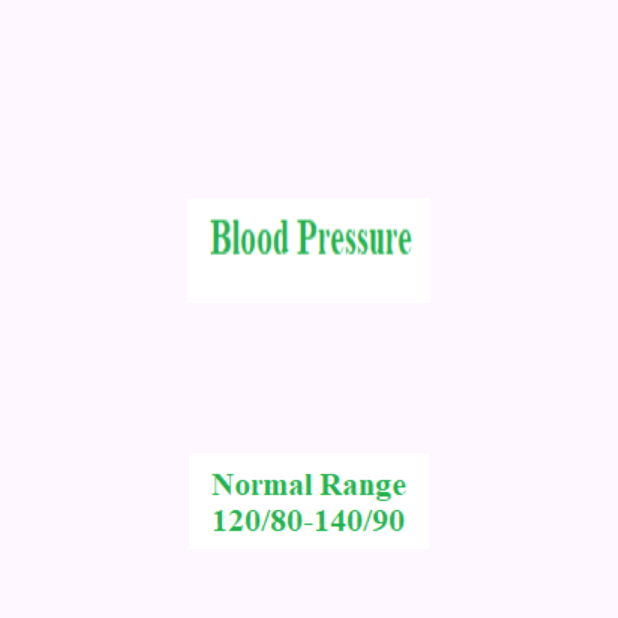
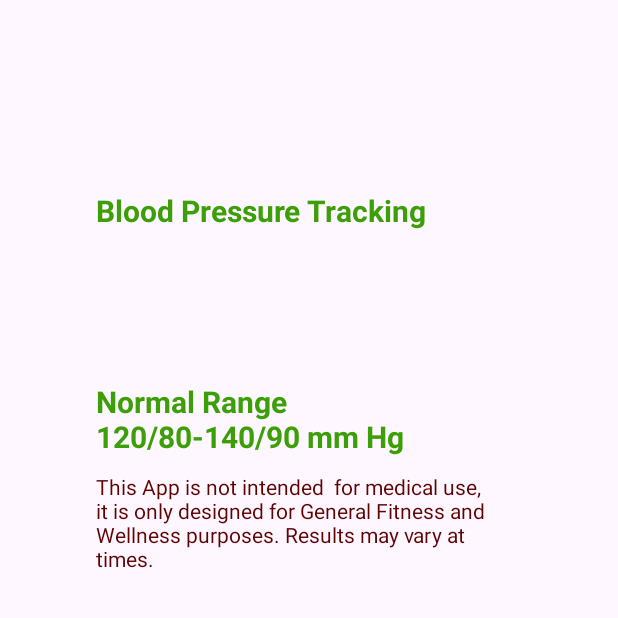
Before and after one commit to bijoydaiki/sheba-health, an Android app: the BloodPressureResult screen opened directly, with no data from a screen before it, on a phone screen of 412 x 824 dp, the top half of it. Run offline under Robolectric (Android 15) with nearby library versions, the phone set to English and light mode, and no system bars.

Commit message:
fix issue'

```diff
--- a/app/build.gradle.kts
+++ b/app/build.gradle.kts
@@ -10,8 +10,8 @@ android {
         applicationId = "com.riad.shebahealthcheck"
         minSdk = 26
         targetSdk = 34
-        versionCode = 3
-        versionName = "3"
+        versionCode = 4
+        versionName = "4"
 
         testInstrumentationRunner = "androidx.test.runner.AndroidJUnitRunner"
     }
--- a/app/src/main/res/layout/activity_blood_pressure_result.xml
+++ b/app/src/main/res/layout/activity_blood_pressure_result.xml
@@ -18,10 +18,17 @@
     <ImageView
         android:id="@+id/imageView7"
         android:layout_width="wrap_content"
-        android:layout_height="70dp"
+        android:layout_height="10dp"
         android:scaleType="fitCenter"
-        android:background="@drawable/blood_pressure"
         />
+    <TextView
+        android:layout_width="match_parent"
+        android:text="Blood Pressure Tracking"
+        android:textColor="@color/green"
+        android:textStyle="bold"
+        android:textSize="20dp"
+        android:layout_height="wrap_content">
+    </TextView>
 
     <TextView
         android:id="@+id/BPT"
@@ -37,12 +44,26 @@
         android:textStyle="bold" />
 
     <TextView
+        android:layout_width="match_parent"
+        android:text="Normal Range\n120/80-140/90 mm Hg"
+        android:textSize="20dp"
+        android:textStyle="bold"
+        android:textColor="@color/green"
+        android:layout_height="wrap_content">
+    </TextView>
+
+    <TextView
         android:layout_width="wrap_content"
         android:id="@+id/id_txt"
-        android:background="@drawable/blood_normal"
         android:textColor="#000"
         android:textSize="22sp"
         android:textStyle="bold"
+        android:layout_height="10dp">
+    </TextView>
+    <TextView
+        android:layout_width="match_parent"
+        android:textColor="@color/red"
+        android:text="This App is not intended  for medical use, it is only designed for General Fitness and Wellness purposes. Results may vary at times."
         android:layout_height="wrap_content">
     </TextView>
     <ImageView
--- a/app/src/main/res/layout/activity_vital_signs_results.xml
+++ b/app/src/main/res/layout/activity_vital_signs_results.xml
@@ -89,7 +89,7 @@
 
             <TextView
                 android:layout_width="wrap_content"
-                android:text="Normal Range \n        60-90"
+                android:text="Normal Range \n  60-100 BPM"
                 android:textSize="20sp"
                 android:paddingBottom="4dp"
                 android:textStyle="bold"
@@ -143,8 +143,8 @@
                     android:textStyle="bold" />
                 <TextView
                     android:layout_width="wrap_content"
-                    android:text="Normal Range\n120/80-140/90"
-                    android:textSize="20sp"
+                    android:text="Normal Range\n120/80-140/90\n mm Hg"
+                    android:textSize="19sp"
                     android:paddingBottom="4dp"
                     android:textStyle="bold"
                     android:textColor="@color/deep_green"
--- a/app/src/main/res/values/colors.xml
+++ b/app/src/main/res/values/colors.xml
@@ -7,5 +7,6 @@
     <color name="deep_green">#286705</color>
     <color name="white">#FDFDFD</color>
     <color name="ash">#CCCCCC</color>
+    <color name="red">#5F0202</color>
 
 </resources>
```
Also changed, not shown: 26 other files.
